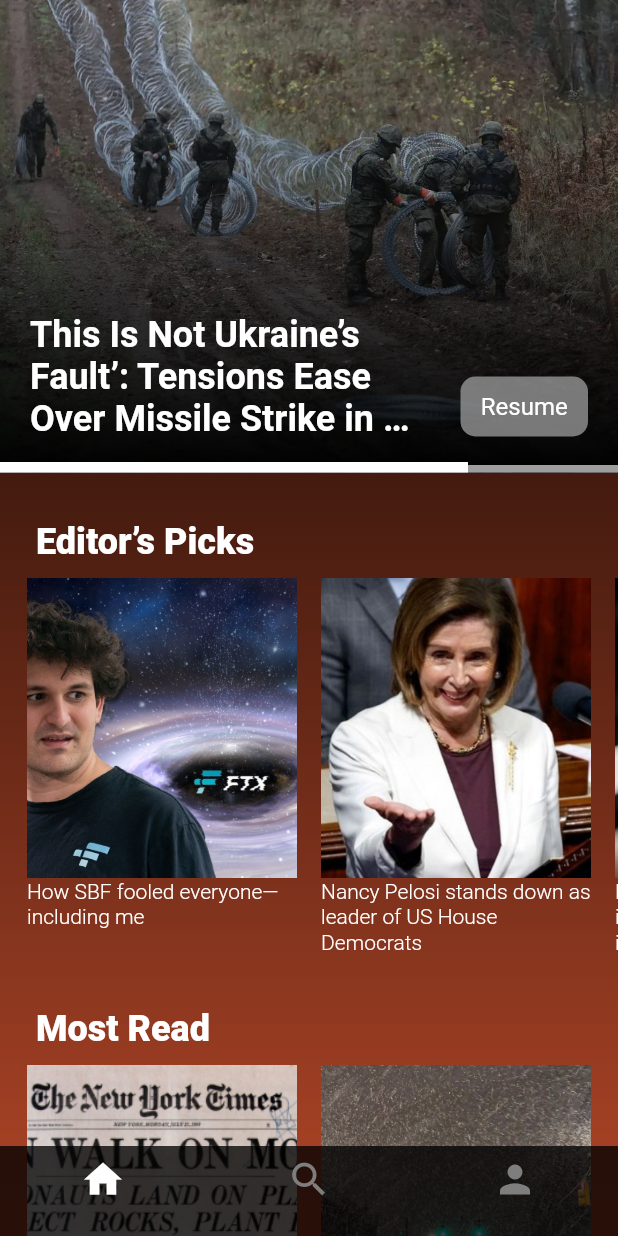
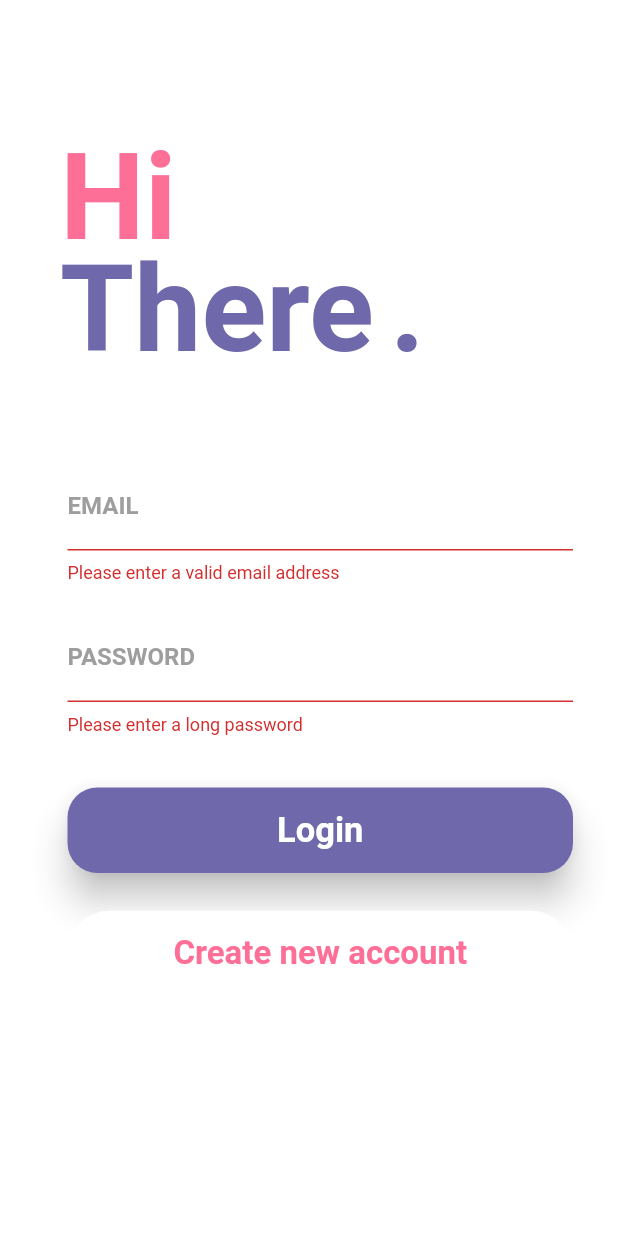
Before and after one commit to joeljulin/FireFlyer, a Flutter app: the screen it shows after launch, after a tap on "Login", on a phone screen of 412 x 824 dp. Run offline on Flutter 3.47's test engine with Material 2 defaults, Android fonts, the phone set to English and light mode, and no system bars; drawn by our look-alikes of animated_text_kit; our stand-ins replace firebase_auth, firebase_core, google_fonts; accounts and stored records are empty; Roboto replaces fonts that are missing (Raleway, RobotoCondensed).

```diff
--- a/lib/main.dart
+++ b/lib/main.dart
@@ -1,19 +1,35 @@
+import 'package:FireFlyer/screens/loading_screen.dart';
 import 'package:flutter/material.dart';
 import 'screens/screens.dart';
+import 'package:firebase_auth/firebase_auth.dart';
+import 'package:firebase_core/firebase_core.dart';
 
-void main() => runApp(const MyApp());
+void main() async {
+  await Firebase.initializeApp();
+  runApp(const MyApp());
+}
 
 class MyApp extends StatelessWidget {
   const MyApp({super.key});
 
   static const String _title = 'FireFlyer';
-
   @override
   Widget build(BuildContext context) {
     return MaterialApp(
       debugShowCheckedModeBanner: false,
       title: _title,
-      home: Login(),
+      home: StreamBuilder(
+        stream: FirebaseAuth.instance.authStateChanges(),
+        builder: (ctx, userSnapshot) {
+          if (userSnapshot.connectionState == ConnectionState.waiting) {
+            return const LoadingScreen();
+          }
+          if (userSnapshot.hasData) {
+            return const MyStatefulWidget();
+          }
+          return const LoginScreen();
+        },
+      ),
       color: Colors.transparent,
     );
   }
--- /dev/null
+++ b/lib/screens/loading_screen.dart
@@ -0,0 +1,15 @@
+import 'package:flutter/material.dart';
+
+class LoadingScreen extends StatelessWidget {
+  const LoadingScreen({Key? key}) : super(key: key);
+
+  @override
+  Widget build(BuildContext context) {
+    return Scaffold(
+      backgroundColor: Theme.of(context).primaryColor,
+      body: const Center(
+        child: Text("Loading....."),
+      ),
+    );
+  }
+}
--- a/lib/screens/login.dart
+++ /dev/null
@@ -1,142 +0,0 @@
-import 'package:flutter/material.dart';
-import 'package:FireFlyer/assets.dart';
-import '../main.dart';
-
-class Login extends StatelessWidget {
-  Login({super.key});
-  @override
-  Widget build(BuildContext context) {
-    return Container(
-      decoration: const BoxDecoration(
-          gradient: LinearGradient(
-              begin: Alignment.bottomCenter,
-              end: Alignment.topCenter,
-              colors: [
-            Color.fromARGB(255, 176, 69, 39),
-            Color.fromARGB(255, 0, 0, 0)
-          ])),
-      child: Scaffold(
-          appBar: PreferredSize(
-              preferredSize: const Size.fromHeight(70.0),
-              child: AppBar(
-                elevation: 0,
-                automaticallyImplyLeading: false,
-                leadingWidth: 400,
-                backgroundColor: const Color.fromARGB(0, 149, 149, 149),
-              )),
-          // By default, Scaffold background is white
-          // Set its value to transparent
-          backgroundColor: Colors.transparent,
-          body: SingleChildScrollView(
-              child: Column(
-            children: <Widget>[
-              Padding(
-                  padding: const EdgeInsets.only(top: 120),
-                  child: Center(
-                    child: Container(
-                        height: 80.0,
-                        width: 400,
-                        decoration: BoxDecoration(
-                          borderRadius: BorderRadius.circular(200),
-                        ),
-                        child: Image.asset(
-                          Assets.logo,
-                          height: 40,
-                          width: 400,
-                        )),
-                  )),
-              const Padding(
-                //padding: const EdgeInsets.only(left:15.0,right: 15.0,top:0,bottom: 0),
-                padding: EdgeInsets.symmetric(horizontal: 15),
-                child: TextField(
-                  cursorColor: Color.fromARGB(255, 255, 251, 251),
-                  style: TextStyle(color: Color.fromARGB(255, 255, 251, 251)),
-                  decoration: InputDecoration(
-                      enabledBorder: OutlineInputBorder(
-                          borderSide: BorderSide(
-                              color: Color.fromARGB(113, 255, 251, 251),
-                              width: 1.0)),
-                      focusedBorder: OutlineInputBorder(
-                          borderSide: BorderSide(
-                              color: Color.fromARGB(113, 255, 251, 251),
-                              width: 1.0)),
-                      border: OutlineInputBorder(),
-                      labelStyle:
-                          TextStyle(color: Color.fromARGB(255, 255, 251, 251)),
-                      labelText: 'Email'),
-                ),
-              ),
-              const Padding(
-                padding: EdgeInsets.only(
-                    left: 15.0, right: 15.0, top: 15, bottom: 0),
-                //padding: EdgeInsets.symmetric(horizontal: 15),
-                child: TextField(
-                  cursorColor: Color.fromARGB(255, 255, 251, 251),
-                  style: TextStyle(color: Color.fromARGB(255, 255, 251, 251)),
-                  obscureText: true,
-                  decoration: InputDecoration(
-                      enabledBorder: OutlineInputBorder(
-                          borderSide: BorderSide(
-                              color: Color.fromARGB(113, 255, 251, 251),
-                              width: 1.0)),
-                      focusedBorder: OutlineInputBorder(
-                          borderSide: BorderSide(
-                              color: Color.fromARGB(113, 255, 251, 251),
-                              width: 1.0)),
-                      border: OutlineInputBorder(),
-                      labelStyle:
-                          TextStyle(color: Color.fromARGB(255, 255, 251, 251)),
-                      labelText: 'Password'),
-                ),
-              ),
-              Padding(
-                  padding: const EdgeInsets.only(
-                      left: 15.0, right: 15.0, top: 5, bottom: 0),
-                  child: TextButton(
-                    onPressed: () {
-                      ///
-                    },
-                    child: const Text(
-                      'Forgot Password',
-                      style: TextStyle(
-                          color: Color.fromARGB(255, 183, 183, 183),
-                          fontSize: 15),
-                    ),
-                  )),
-              Container(
-                height: 50,
-                width: 250,
-                decoration: BoxDecoration(
-                    color: const Color.fromARGB(165, 115, 115, 115),
-                    borderRadius: BorderRadius.circular(20)),
-                child: TextButton(
-                  onPressed: () {
-                    Navigator.push(
-                        context,
-                        MaterialPageRoute(
-                            builder: (_) => const MyStatefulWidget()));
-                  },
-                  child: const Text(
-                    'Login',
-                    style: TextStyle(color: Colors.white, fontSize: 25),
-                  ),
-                ),
-              ),
-              const SizedBox(
-                height: 220,
-              ),
-              TextButton(
-                onPressed: () {
-                  ///
-                },
-                child: const Text(
-                  'New User? Create Account',
-                  style: TextStyle(
-                      color: Color.fromARGB(255, 183, 183, 183), fontSize: 15),
-                ),
-              ),
-            ],
-          ))),
-    );
-  }
-}
--- /dev/null
+++ b/lib/screens/login_screen.dart
@@ -0,0 +1,72 @@
+import 'package:flutter/material.dart';
+import 'package:flutter/services.dart';
+import 'package:firebase_auth/firebase_auth.dart';
+import '../main.dart';
+import '../widgets/auth_form.dart';
+
+class LoginScreen extends StatefulWidget {
+  const LoginScreen({ Key? key}) : super(key: key);
+
+  @override
+  _LoginScreenState createState() => _LoginScreenState();
+}
+
+class _LoginScreenState extends State<LoginScreen> {
+
+  final _auth = FirebaseAuth.instance;
+
+  var _isLoading = false;
+
+  void _submitAuthForm(
+      String email,
+      String password,
+      String userName,
+      bool isLogin,
+      BuildContext ctx,
+      ) async {
+    // ignore: unused_local_variable
+    UserCredential userCredential;
+    try {
+      setState(() {
+        _isLoading = true;
+      });
+      if (isLogin) {
+        userCredential = await _auth.signInWithEmailAndPassword(
+            email: email, password: password);
+      } else {
+        userCredential = await _auth.createUserWithEmailAndPassword(
+            email: email, password: password);
+      }
+    } on PlatformException catch (err) {
+      String? message = "An error occured please check your credentails";
+
+      if (err.message != null) {
+        message = err.message;
+      }
+
+      ScaffoldMessenger.of(ctx).showSnackBar(SnackBar(
+        content: Text(message!),
+        backgroundColor: Theme.of(ctx).errorColor,
+      ));
+
+      setState(() {
+        _isLoading = false;
+      });
+    } catch (err) {
+      // ignore: avoid_print
+      print(err);
+      setState(() {
+        _isLoading = false;
+      });
+    }
+  }
+
+
+  @override
+  Widget build(BuildContext context) {
+    return Scaffold(
+      backgroundColor: Colors.white,
+      body: AuthForm(_submitAuthForm, _isLoading),
+    );
+  }
+}
--- a/lib/screens/profile_screen.dart
+++ b/lib/screens/profile_screen.dart
@@ -2,7 +2,7 @@ import 'package:flutter/material.dart';
 import '../widgets/article_carousel.dart';
 import 'package:FireFlyer/data/data.dart';
 
-import 'login.dart';
+import 'login_screen.dart';
 
 class Profile extends StatelessWidget {
   final ScrollController _scrollController = ScrollController();
@@ -59,7 +59,7 @@ class Profile extends StatelessWidget {
                     child: TextButton(
                       onPressed: () {
                         Navigator.push(context,
-                            MaterialPageRoute(builder: (_) => Login()));
+                            MaterialPageRoute(builder: (_) => LoginScreen()));
                       },
                       child: const Text(
                         'Sign Out',
--- a/lib/screens/screens.dart
+++ b/lib/screens/screens.dart
@@ -2,4 +2,4 @@ export 'home_screen.dart';
 export 'search_screen.dart';
 export 'profile_screen.dart';
 export 'selected_article.dart';
-export 'login.dart';
+export 'login_screen.dart';
--- /dev/null
+++ b/lib/widgets/auth_form.dart
@@ -0,0 +1,249 @@
+import 'package:flutter/material.dart';
+import 'package:animated_text_kit/animated_text_kit.dart';
+
+class AuthForm extends StatefulWidget {
+  const AuthForm(this.submitFn, this.isLoading, {Key? key}) : super(key: key);
+
+  final bool isLoading;
+  final void Function(
+      String email,
+      String password,
+      String userName,
+      bool isLogin,
+      BuildContext ctx,
+      ) submitFn;
+
+  @override
+  _AuthFormState createState() => _AuthFormState();
+}
+
+class _AuthFormState extends State<AuthForm> {
+  final _formKey = GlobalKey<FormState>();
+  var _isLogin = true;
+  var _userEmail = '';
+  var _userName = '';
+  var _userPassword = '';
+
+  void _trySubmit() {
+    final isValid = _formKey.currentState?.validate();
+    FocusScope.of(context).unfocus();
+
+    if (isValid != null && isValid) {
+      _formKey.currentState?.save();
+      widget.submitFn(_userEmail.trim(), _userPassword.trim(), _userName.trim(),
+          _isLogin, context);
+    }
+  }
+
+  @override
+  Widget build(BuildContext context) {
+    return SingleChildScrollView(
+      reverse: true,
+      padding: const EdgeInsets.only(
+        top: 35,
+        left: 25,
+      ),
+      child: Column(
+        children: <Widget>[
+          Column(
+            crossAxisAlignment: CrossAxisAlignment.start,
+            children: <Widget>[
+              Stack(
+                children: <Widget>[
+                  Container(
+                    padding: const EdgeInsets.fromLTRB(15.0, 50.0, 0.0, 0.0),
+                    child: const Text('Hi',
+                        style: TextStyle(
+                            color: Color.fromRGBO(253, 111, 150, 1),
+                            fontSize: 80.0,
+                            fontFamily: "Raleway",
+                            fontWeight: FontWeight.bold)),
+                  ),
+                  Container(
+                    padding: const EdgeInsets.fromLTRB(15.0, 125.0, 0.0, 0.0),
+                    child: DefaultTextStyle(
+                      style: const TextStyle(
+                        fontFamily: "Raleway",
+                        fontSize: 80.0,
+                        fontWeight: FontWeight.bold,
+                        color: Color.fromRGBO(111, 105, 172, 1),
+                      ),
+                      child: AnimatedTextKit(
+                        animatedTexts: [
+                          WavyAnimatedText("There"),
+                          WavyAnimatedText('Again'),
+                        ],
+                        isRepeatingAnimation: false,
+                      ),
+                    ),
+                  ),
+                  Container(
+                    padding: const EdgeInsets.fromLTRB(235.0, 125.0, 0.0, 0.0),
+                    child: const Text('.',
+                        style: TextStyle(
+                            fontSize: 80.0,
+                            fontWeight: FontWeight.bold,
+                            color: Color.fromRGBO(111, 105, 172, 1))),
+                  )
+                ],
+              ),
+              Form(
+                key: _formKey,
+                child: SingleChildScrollView(
+                  child: Container(
+                      padding: const EdgeInsets.only(
+                          top: 54.0, left: 20.0, right: 30.0),
+                      child: Column(
+                        children: <Widget>[
+                          TextFormField(
+                            key: const ValueKey('email'),
+                            decoration: const InputDecoration(
+                                labelText: 'EMAIL',
+                                labelStyle: TextStyle(
+                                    fontFamily: 'RobotoCondensed',
+                                    fontWeight: FontWeight.bold,
+                                    color: Colors.grey),
+                                focusedBorder: UnderlineInputBorder(
+                                  borderSide: BorderSide(color: Colors.green),
+                                )),
+                            keyboardType: TextInputType.emailAddress,
+                            autocorrect: false,
+                            textCapitalization: TextCapitalization.none,
+                            enableSuggestions: false,
+                            validator: (value) {
+                              if (value!.isEmpty || !value.contains('@')) {
+                                return 'Please enter a valid email address';
+                              }
+                              return null;
+                            },
+                            onSaved: (value) {
+                              _userEmail = value!;
+                            },
+                          ),
+                          if (!_isLogin) const SizedBox(height: 20.0),
+                          if (!_isLogin)
+                            TextFormField(
+                              key: const ValueKey('username'),
+                              decoration: const InputDecoration(
+                                  labelText: 'USERNAME',
+                                  labelStyle: TextStyle(
+                                      fontFamily: 'RobotoCondensed',
+                                      fontWeight: FontWeight.bold,
+                                      color: Colors.grey),
+                                  focusedBorder: UnderlineInputBorder(
+                                      borderSide:
+                                      BorderSide(color: Colors.green))),
+                              autocorrect: true,
+                              textCapitalization: TextCapitalization.words,
+                              enableSuggestions: false,
+                              validator: (value) {
+                                if (value!.isEmpty) {
+                                  return 'Please enter a username';
+                                }
+                                return null;
+                              },
+                              onSaved: (value) {
+                                _userName = value!;
+                              },
+                              // ignore: missing_return
+                            ),
+                          const SizedBox(height: 20.0),
+                          TextFormField(
+                            key: const ValueKey('password'),
+                            decoration: const InputDecoration(
+                              labelText: 'PASSWORD',
+                              labelStyle: TextStyle(
+                                  fontFamily: 'RobotoCondensed',
+                                  fontWeight: FontWeight.bold,
+                                  color: Colors.grey),
+                              focusedBorder: UnderlineInputBorder(
+                                  borderSide: BorderSide(color: Colors.green)),
+                            ),
+                            obscureText: true,
+
+                            // ignore: missing_return
+                            validator: (value) {
+                              if (value!.isEmpty || value.length < 7) {
+                                return 'Please enter a long password';
+                              }
+                              return null;
+                            },
+                            onSaved: (value) {
+                              _userPassword = value!;
+                            },
+                          ),
+                          const SizedBox(
+                            height: 35,
+                          ),
+                          if (widget.isLoading)
+                            const CircularProgressIndicator(),
+                          if (!widget.isLoading)
+                            Container(
+                              height: 57.0,
+                              child: Material(
+                                borderRadius: BorderRadius.circular(20.0),
+                                shadowColor: Colors.black,
+                                color: const Color.fromRGBO(111, 105, 172, 1),
+                                elevation: 10.0,
+                                child: TextButton(
+                                  onPressed: _trySubmit,
+                                  child: Center(
+                                    child: Text(
+                                      _isLogin ? "Login" : "Sign up",
+                                      style: const TextStyle(
+                                          color: Colors.white,
+                                          fontSize: 23,
+                                          fontWeight: FontWeight.bold,
+                                          fontFamily: 'Raleway'),
+                                    ),
+                                  ),
+                                ),
+                              ),
+                            ),
+                          const SizedBox(
+                            height: 25,
+                          ),
+                          if (!widget.isLoading)
+                            Container(
+                              height: 57.0,
+                              child: Material(
+                                borderRadius: BorderRadius.circular(40.0),
+                                color: Colors.white,
+                                child: TextButton(
+                                  onPressed: () {
+                                    setState(() {
+                                      _isLogin = !_isLogin;
+                                    });
+                                  },
+                                  child: Center(
+                                    child: Text(
+                                      _isLogin
+                                          ? "Create new account"
+                                          : "I already have an account",
+                                      style: const TextStyle(
+                                          color:
+                                          Color.fromRGBO(253, 111, 150, 1),
+                                          fontSize: 22,
+                                          fontWeight: FontWeight.bold,
+                                          fontFamily: 'Raleway'),
+                                    ),
+                                  ),
+                                ),
+                              ),
+                            ),
+                          Padding(
+                              padding: EdgeInsets.only(
+                                  bottom: MediaQuery.of(context)
+                                      .viewInsets
+                                      .bottom)),
+                        ],
+                      )),
+                ),
+              ),
+            ],
+          ),
+        ],
+      ),
+    );
+  }
+}
--- a/pubspec.yaml
+++ b/pubspec.yaml
@@ -38,6 +38,9 @@ dependencies:
   cupertino_icons: ^1.0.2
   google_fonts: ^3.0.1
   url_launcher: ^6.1.7
+  firebase_auth: ^4.2.0
+  firebase_core: ^2.4.0
+  animated_text_kit: ^4.2.2
 
 dev_dependencies:
   flutter_test:
```
Also changed, not shown: pubspec.lock, 1 other file.
